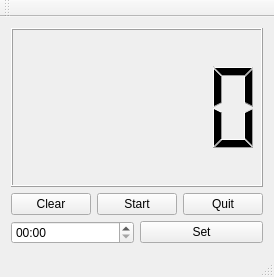
Old version of the form mainwindow.ui in the repository BjoernDaase/GameControl.
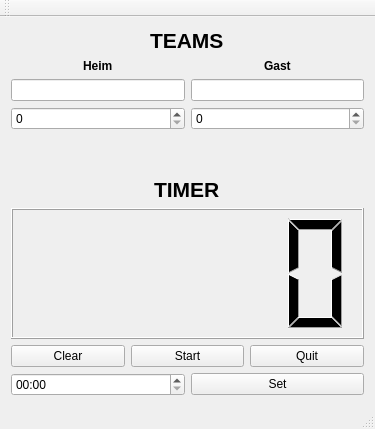
New version of the form.

Commit message: Add Teams buttons to the GUI

Diff of the .ui file:
```diff
--- a/mainwindow.ui
+++ b/mainwindow.ui
@@ -6,15 +6,115 @@
    <rect>
     <x>0</x>
     <y>0</y>
-    <width>272</width>
-    <height>277</height>
+    <width>375</width>
+    <height>429</height>
    </rect>
   </property>
+  <property name="font">
+   <font>
+    <weight>50</weight>
+    <italic>false</italic>
+    <bold>false</bold>
+    <underline>false</underline>
+    <strikeout>false</strikeout>
+   </font>
+  </property>
   <property name="windowTitle">
    <string>QBasicTimer Demo</string>
   </property>
   <widget class="QWidget" name="centralWidget">
    <layout class="QVBoxLayout" name="verticalLayout">
+    <item alignment="Qt::AlignHCenter">
+     <widget class="QLabel" name="label_3">
+      <property name="font">
+       <font>
+        <pointsize>16</pointsize>
+        <weight>75</weight>
+        <bold>true</bold>
+       </font>
+      </property>
+      <property name="text">
+       <string>TEAMS</string>
+      </property>
+     </widget>
+    </item>
+    <item>
+     <layout class="QHBoxLayout" name="horizontalLayout_4">
+      <item alignment="Qt::AlignHCenter|Qt::AlignVCenter">
+       <widget class="QLabel" name="label_2">
+        <property name="font">
+         <font>
+          <weight>75</weight>
+          <bold>true</bold>
+         </font>
+        </property>
+        <property name="text">
+         <string>Heim</string>
+        </property>
+       </widget>
+      </item>
+      <item alignment="Qt::AlignHCenter|Qt::AlignVCenter">
+       <widget class="QLabel" name="label">
+        <property name="font">
+         <font>
+          <weight>75</weight>
+          <bold>true</bold>
+         </font>
+        </property>
+        <property name="text">
+         <string>Gast</string>
+        </property>
+       </widget>
+      </item>
+     </layout>
+    </item>
+    <item>
+     <layout class="QHBoxLayout" name="horizontalLayout_2">
+      <item>
+       <widget class="QLineEdit" name="lineEdit_2"/>
+      </item>
+      <item>
+       <widget class="QLineEdit" name="lineEdit"/>
+      </item>
+     </layout>
+    </item>
+    <item>
+     <layout class="QHBoxLayout" name="horizontalLayout_5">
+      <item>
+       <widget class="QSpinBox" name="spinBox_2"/>
+      </item>
+      <item>
+       <widget class="QSpinBox" name="spinBox"/>
+      </item>
+     </layout>
+    </item>
+    <item>
+     <spacer name="verticalSpacer">
+      <property name="orientation">
+       <enum>Qt::Vertical</enum>
+      </property>
+      <property name="sizeHint" stdset="0">
+       <size>
+        <width>20</width>
+        <height>40</height>
+       </size>
+      </property>
+     </spacer>
+    </item>
+    <item alignment="Qt::AlignHCenter">
+     <widget class="QLabel" name="label_4">
+      <property name="font">
+       <font>
+        <pointsize>16</pointsize>
+        <weight>75</weight>
+        <bold>true</bold>
+       </font>
+      </property>
+      <property name="text">
+       <string>TIMER</string>
+      </property>
+     </widget>
+    </item>
     <item>
      <widget class="QLCDNumber" name="lcdNumber">
       <property name="minimumSize">
```
Left out of the diff: 2 changed lines with no effect on the pictures. The commit also changes 1 other file.
